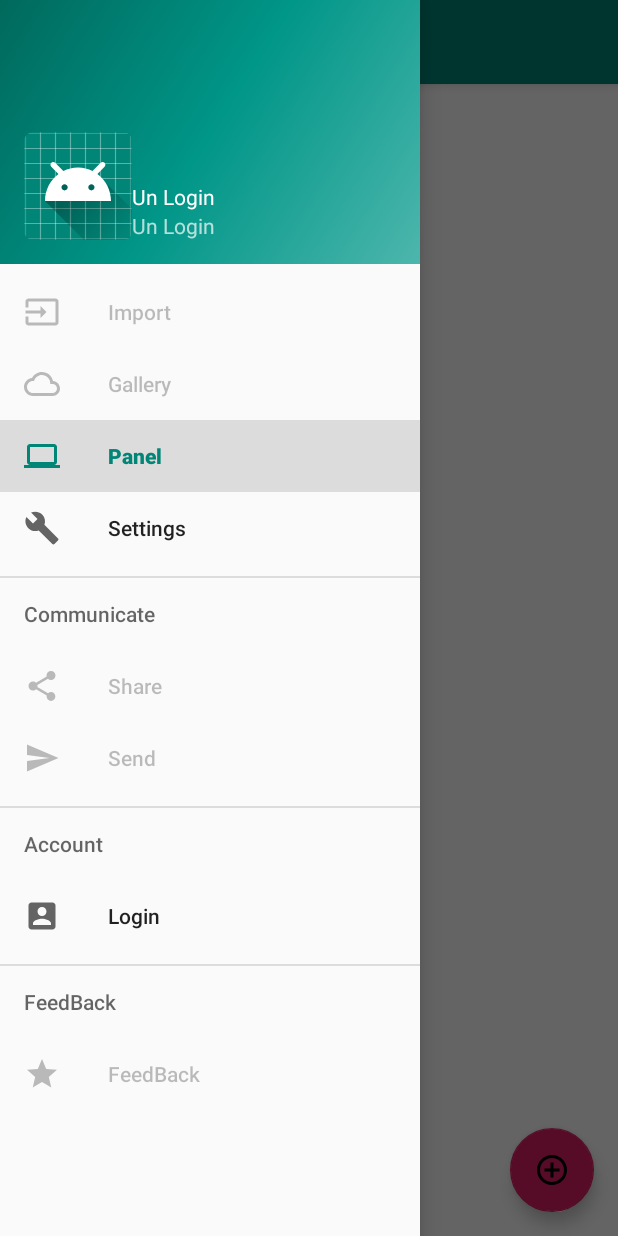
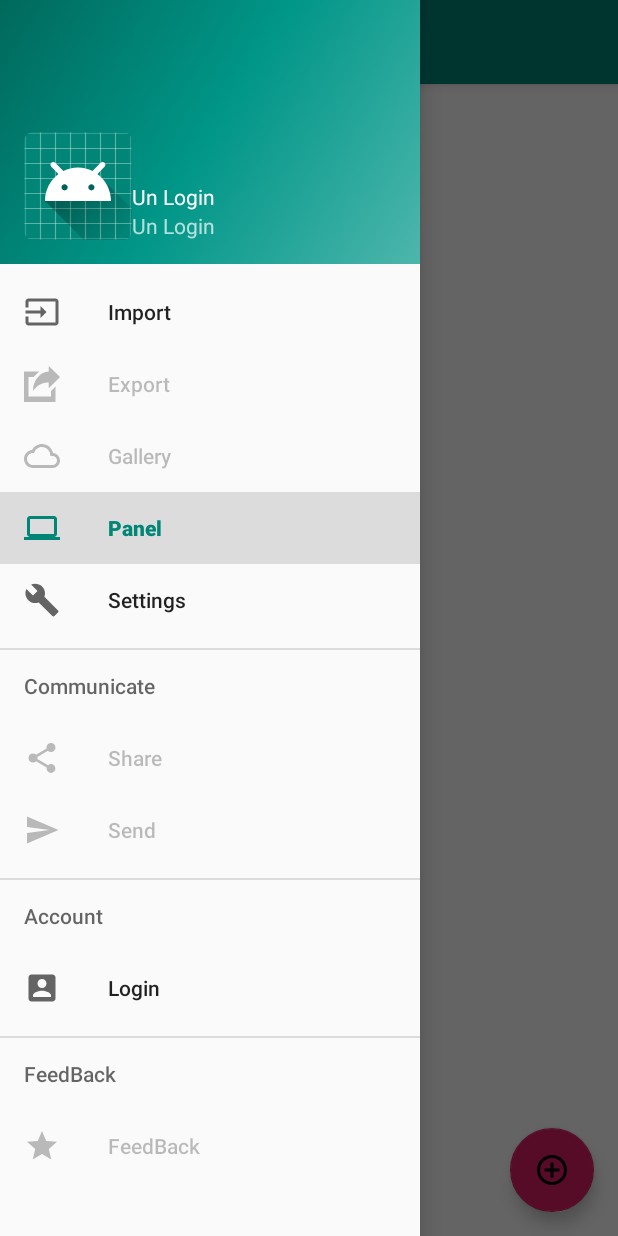
Before and after one commit to PhaseTechnician/SignalPanel, an Android app: the screen it shows after launch (MainActivity), with the side drawer open, on a phone screen of 412 x 824 dp. Run offline under Robolectric (Android 15) with nearby library versions, the phone set to English and light mode, and no system bars; libraries missing offline, so code that uses them is left out: app.akexorcist.bluetotohspp.

```diff
--- a/app/src/main/java/com/phase/czq/signalpanel/MainActivity.java
+++ b/app/src/main/java/com/phase/czq/signalpanel/MainActivity.java
@@ -6,6 +6,7 @@ import android.bluetooth.BluetoothAdapter;
 import android.bluetooth.BluetoothDevice;
 import android.content.DialogInterface;
 import android.content.Intent;
+import android.net.Uri;
 import android.os.Bundle;
 import android.support.design.widget.FloatingActionButton;
 import android.support.v7.widget.LinearLayoutManager;
@@ -238,10 +239,12 @@ public class MainActivity extends AppCompatActivity
     }
 
     public void onActivityResult(int requestCode, int resultCode, Intent data) {
-        if(requestCode == BluetoothState.REQUEST_CONNECT_DEVICE) {
+        switch (requestCode){
+            case BluetoothState.REQUEST_CONNECT_DEVICE:
                 if(resultCode == Activity.RESULT_OK)
                     ValuePool.spp.connect(data);
-        } else if(requestCode == BluetoothState.REQUEST_ENABLE_BT) {
+                break;
+            case BluetoothState.REQUEST_ENABLE_BT:
                 if(resultCode == Activity.RESULT_OK) {
                     ValuePool.spp.setupService();
                 } else {
@@ -250,6 +253,17 @@ public class MainActivity extends AppCompatActivity
                             , Toast.LENGTH_SHORT).show();
                     finish();
                 }
+                break;
+            case RequestCodes.ImportFile:
+                if (resultCode == Activity.RESULT_OK) {
+                    Uri uri=data.getData();
+                    Toast.makeText(this,uri.getPath(),Toast.LENGTH_LONG);
+                    break;
+                }
+                else {
+                    Toast.makeText(this,"error",Toast.LENGTH_SHORT);
+                }
+                break;
         }
     }
 
@@ -314,14 +328,22 @@ public class MainActivity extends AppCompatActivity
         return super.onOptionsItemSelected(item);
     }
 
-    @SuppressWarnings("StatementWithEmptyBody")
+    private void chosefile(){
+        Intent intent = new Intent(Intent.ACTION_GET_CONTENT);
+        intent.setType("file/*.txt");
+        intent.addCategory(Intent.CATEGORY_OPENABLE);
+        startActivityForResult(intent,1);
+    }
+
     @Override
     public boolean onNavigationItemSelected(MenuItem item) {
         // Handle navigation view item clicks here.
         int id = item.getItemId();
 
         if (id == R.id.nav_import) {
-            // Handle the camera action
+            chosefile();
+        } else if (id == R.id.nav_export) {
+
         } else if (id == R.id.nav_gallery) {
 
         } else if (id == R.id.nav_panel) {
--- a/app/src/main/java/com/phase/czq/signalpanel/PlugParams.java
+++ b/app/src/main/java/com/phase/czq/signalpanel/PlugParams.java
@@ -4,11 +4,11 @@ import android.support.annotation.Nullable;
 
 //用于传输控件的布局信息
 public class PlugParams{
-    public String mainString,spareString;
-    public String positiveKey,negativeKey;
+    public String mainString,spareString = "null";
+    public String positiveKey,negativeKey = "null";
     public boolean positiveEnable,negativeEnable = true;
-    public String modes;
-    public String srcs;
+    public String modes = "null";
+    public String srcs = "null";
     public int width,height;
     public int X,Y;
     public int ID=-1;
--- /dev/null
+++ b/app/src/main/java/com/phase/czq/signalpanel/RequestCodes.java
@@ -0,0 +1,6 @@
+package com.phase.czq.signalpanel;
+
+public class RequestCodes {
+    static final int ImportFile = 1;
+    static final int ChoseImgForImageView = 2;
+}
--- a/app/src/main/java/com/phase/czq/signalpanel/Serial.java
+++ b/app/src/main/java/com/phase/czq/signalpanel/Serial.java
@@ -7,7 +7,7 @@ import android.util.Log;
 
 public class Serial {
 
-    static void send(String message){
+    void send(String message){
         Log.i("SerialMessage",message);
     }
 
--- /dev/null
+++ b/app/src/main/res/drawable/ic_export.xml
@@ -0,0 +1,5 @@
+<vector android:height="24dp" android:viewportHeight="13"
+    android:viewportWidth="16" android:width="24dp" xmlns:android="http://schemas.android.com/apk/res/android">
+    <path android:fillColor="#FF000000" android:pathData="M12,11l-10,0l0,-7l2.25,0l2.5,-2l-6.75,0l0,11l14,0l0,-5.6l-2,1.6z"/>
+    <path android:fillColor="#FF000000" android:pathData="M3.967,9.023c1.694,-1.65 3.7,-3.135 7.033,-3.016V8l5,-4l-5,-4v1.977C7.46,2.012 3.967,5.101 3.967,9.023z"/>
+</vector>
--- a/app/src/main/res/menu/activity_main_drawer.xml
+++ b/app/src/main/res/menu/activity_main_drawer.xml
@@ -6,9 +6,14 @@
     <group android:checkableBehavior="single">
         <item
             android:id="@+id/nav_import"
-            android:enabled="false"
+            android:enabled="true"
             android:icon="@drawable/ic_import"
             android:title="@string/nav_menu_import" />
+        <item
+            android:id="@+id/nav_export"
+            android:enabled="false"
+            android:icon="@drawable/ic_export"
+            android:title="@string/nav_menu_export" />
         <item
             android:id="@+id/nav_gallery"
             android:enabled="false"
--- a/app/src/main/res/values/strings.xml
+++ b/app/src/main/res/values/strings.xml
@@ -14,6 +14,7 @@
     <string name="nav_header_subtitle">Un Login</string>
 
     <string name="nav_menu_import">Import</string>
+    <string name="nav_menu_export">Export</string>
     <string name="nav_menu_gallery">Gallery</string>
     <string name="nav_menu_panel">Panel</string>
     <string name="nav_menu_setings">Settings</string>
@@ -121,4 +122,5 @@
     <string name="paramset_save">Save</string>
 
 
+
 </resources>
```
Also changed, not shown: app/src/main/java/com/phase/czq/signalpanel/ConfigPanelActivity.java (+21 -7 lines), app/src/main/java/com/phase/czq/signalpanel/PanelActivity.java (+66 -5 lines), app/src/main/res/drawable/ic_security.xml (deleted, +0 -9 lines), app/src/main/res/menu/activity_config_drawer.xml (+0 -9 lines), app/src/main/res/menu/activity_panel_drawer.xml (+0 -9 lines), 1 other file. Lines whose indentation alone changed are shown as unchanged.
